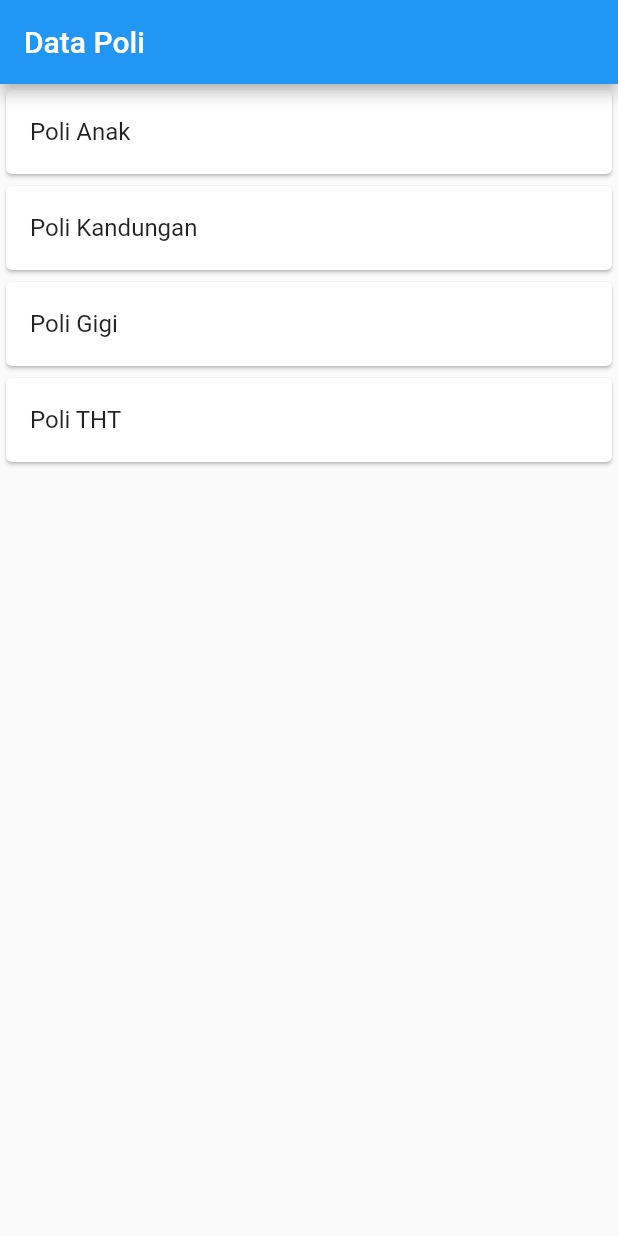
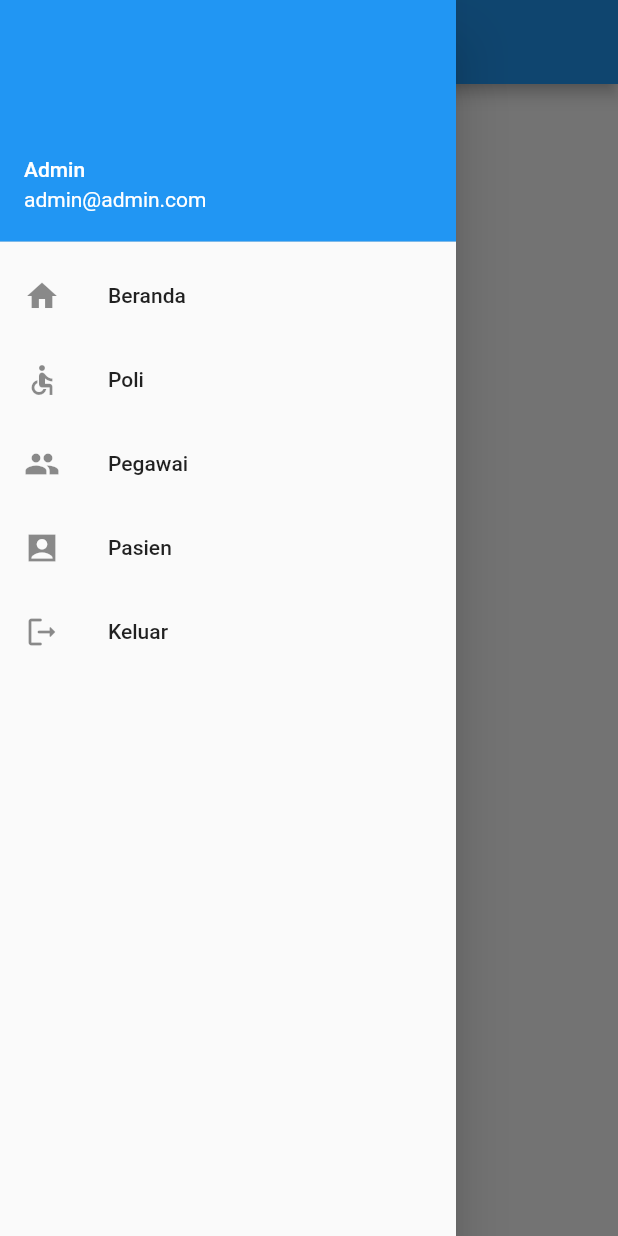
Before and after one commit to Kadinar-Novel/klinik_app, a Flutter app: the screen it shows after launch, with the side drawer open (before the commit the screen has no drawer), on a phone screen of 412 x 824 dp. Run offline on Flutter 3.47's test engine with Material 2 defaults, Android fonts, the phone set to English and light mode, and no system bars.

Commit message:
update beranda

```diff
--- a/lib/main.dart
+++ b/lib/main.dart
@@ -1,4 +1,5 @@
 import 'package:flutter/material.dart';
+import 'package:klinik_app/ui/beranda.dart';
 import '/ui/poli_page.dart';
 
 void main() => runApp(MyApp());
@@ -9,7 +10,7 @@ class MyApp extends StatelessWidget {
     return MaterialApp(
       title: 'Klinik APP',
       debugShowCheckedModeBanner: false,
-      home: PoliPage(),
+      home: Beranda(),
     );
   }
 }
--- /dev/null
+++ b/lib/ui/beranda.dart
@@ -0,0 +1,17 @@
+import 'package:flutter/material.dart';
+import 'package:klinik_app/ui/widget/sidebar.dart';
+
+class Beranda extends StatelessWidget {
+  const Beranda({super.key});
+
+  @override
+  Widget build(BuildContext context) {
+    return Scaffold(
+      drawer: Sidebar(),
+      appBar: AppBar(title: Text("beranda")),
+      body: Center(
+        child: Text("Selamat Datang"),
+      ),
+    );
+  }
+}
--- a/lib/ui/poli_page.dart
+++ b/lib/ui/poli_page.dart
@@ -1,6 +1,9 @@
 import 'package:flutter/material.dart';
-import 'package:klinik_app/model/poli.dart';
-import 'package:klinik_app/ui/poli_detail.dart';
+import '../model/poli.dart';
+import 'poli_detail.dart';
+import 'poli_item.dart';
+import 'poli_form.dart';
+import 'package:klinik_app/ui/widget/sidebar.dart';
 
 class PoliPage extends StatefulWidget {
   const PoliPage({super.key});
@@ -13,47 +16,25 @@ class _PoliPageState extends State<PoliPage> {
   @override
   Widget build(BuildContext context) {
     return Scaffold(
-      appBar: AppBar(title: const Text("Data Poli")),
+      drawer: Sidebar(),
+      appBar: AppBar(
+        title: const Text("Data Poli"),
+        actions: [
+          GestureDetector(
+            child: const Icon(Icons.add),
+            onTap: () {
+              Navigator.push(
+                  context, MaterialPageRoute(builder: (context) => PoliForm()));
+            },
+          )
+        ],
+      ),
       body: ListView(
         children: [
-          GestureDetector(
-            child: Card(
-              child: ListTile(
-                title: const Text("Poli Anak"),
-              ),
-            ),
-            onTap: () {
-              Poli poliAnak = new Poli(namaPoli: "Poli Anak");
-              Navigator.push(
-                  context,
-                  MaterialPageRoute(
-                      builder: (context) => PoliDetail(poli: poliAnak)));
-            },
-          ),
-          GestureDetector(
-            child: Card(
-              child: ListTile(
-                title: const Text("Poli Kandungan"),
-              ),
-            ),
-            onTap: () {
-              Poli poliAnak = new Poli(namaPoli: "Poli kandungan");
-              Navigator.push(
-                  context,
-                  MaterialPageRoute(
-                      builder: (context) => PoliDetail(poli: poliAnak)));
-            },
-          ),
-          Card(
-            child: ListTile(
-              title: const Text("Poli Gigi"),
-            ),
-          ),
-          Card(
-            child: ListTile(
-              title: const Text("Poli THT"),
-            ),
-          )
+          PoliItem(poli: Poli(namaPoli: "Poli Anak")),
+          PoliItem(poli: Poli(namaPoli: "Poli Kandungan")),
+          PoliItem(poli: Poli(namaPoli: "Poli Gigi")),
+          PoliItem(poli: Poli(namaPoli: "Poli THT")),
         ],
       ),
     );
--- /dev/null
+++ b/lib/ui/widget/sidebar.dart
@@ -0,0 +1,57 @@
+import 'package:flutter/material.dart';
+import 'package:klinik_app/ui/beranda.dart';
+import 'package:klinik_app/ui/login.dart';
+import 'package:klinik_app/ui/poli_page.dart';
+
+class Sidebar extends StatelessWidget {
+  const Sidebar({Key? key}) : super(key: key);
+  @override
+  Widget build(BuildContext context) {
+    return Drawer(
+      child: ListView(
+        padding: EdgeInsets.zero,
+        children: [
+          UserAccountsDrawerHeader(
+              accountName: Text("Admin"),
+              accountEmail: Text("admin@admin.com")),
+          ListTile(
+            leading: Icon(Icons.home),
+            title: Text("Beranda"),
+            onTap: () {
+              Navigator.push(
+                  context, MaterialPageRoute(builder: (context) => Beranda()));
+            },
+          ),
+          ListTile(
+            leading: Icon(Icons.accessible),
+            title: Text("Poli"),
+            onTap: () {
+              Navigator.push(
+                  context, MaterialPageRoute(builder: (context) => PoliPage()));
+            },
+          ),
+          ListTile(
+            leading: Icon(Icons.people),
+            title: Text("Pegawai"),
+            onTap: () {},
+          ),
+          ListTile(
+            leading: Icon(Icons.account_box_sharp),
+            title: Text("Pasien"),
+            onTap: () {},
+          ),
+          ListTile(
+            leading: Icon(Icons.logout_rounded),
+            title: Text("Keluar"),
+            onTap: () {
+              Navigator.pushAndRemoveUntil(
+                  context,
+                  MaterialPageRoute(builder: (context) => Login()),
+                  (Route<dynamic> route) => false);
+            },
+          )
+        ],
+      ),
+    );
+  }
+}
```
Also changed, not shown: lib/ui/login.dart (added, +69 -0 lines), lib/ui/poli_detail.dart (+48 -9 lines), lib/ui/poli_form.dart (added, +45 -0 lines), lib/ui/poli_item.dart (added, +24 -0 lines), lib/ui/poli_update_form.dart (added, +56 -0 lines).
